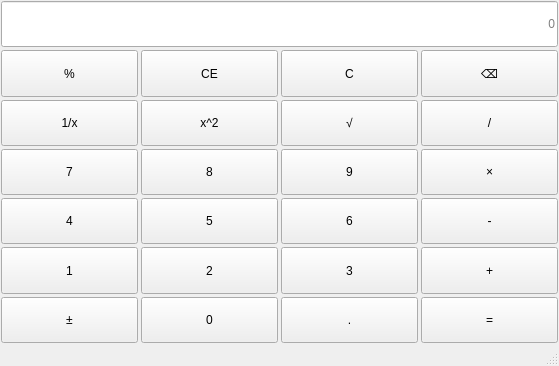
The window that mainwindow.ui (fym12345/Lab1) describes before a commit, drawn with Qt 5.
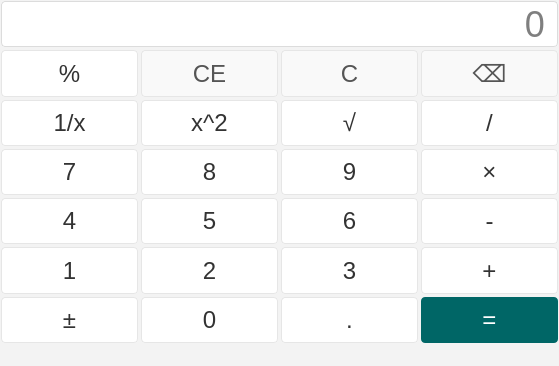
The same window after the commit.

Commit message: feat: 改善界面效果

```diff
--- a/mainwindow.ui
+++ b/mainwindow.ui
@@ -13,6 +13,68 @@
   <property name="windowTitle">
    <string>MainWindow</string>
   </property>
+  <property name="styleSheet">
+   <string notr="true">/* 1. 全局窗口背景设置 */
+QWidget {
+    background-color: #f3f3f3; /* 浅灰白色背景，参考Windows风格 */
+}
+
+/* 2. 顶部显示框 (QLineEdit) 设置 */
+QLineEdit {
+    background-color: #ffffff; /* 纯白背景 */
+    border: 1px solid #dcdcdc; /* 浅灰色细边框 */
+    border-radius: 4px;        /* 轻微的圆角 */
+    color: #000000;            /* 黑色字体 */
+    font-size: 36px;           /* 字体放大 */
+    padding-right: 10px;       /* 文字靠右时留出一点边距 */
+}
+
+/* 3. 所有普通按钮的通用设置 */
+QPushButton {
+    background-color: #ffffff; /* 白色背景 */
+    border: 1px solid #e6e6e6; /* 极浅的边框 */
+    border-radius: 4px;        /* 圆角 */
+    color: #333333;            /* 深灰色字体 */
+    font-size: 24px;           /* 字体大小（根据你的按钮大小可微调） */
+    font-family: &quot;Segoe UI&quot;, &quot;Microsoft YaHei&quot;; /* 使用现代无衬线字体 */
+  
+}
+
+/* 4. 鼠标悬停时的效果 (Hover) */
+QPushButton:hover {
+    background-color: #f0f0f0; /* 鼠标放上去变成很浅的灰色 */
+}
+
+/* 5. 鼠标按下时的效果 (Pressed) */
+QPushButton:pressed {
+    background-color: #e0e0e0; /* 按下时颜色再深一点 */
+}
+
+/* ========================================== */
+/* 以下是针对特殊按键的单独美化（请确保你的控件名字和下面一致） */
+/* ========================================== */
+
+/* 6. 等号键 (btnEqual) - 参考图3的深青色 */
+QPushButton#btnEqual {
+    background-color: #006666; /* 深青色背景 */
+    color: #ffffff;            /* 白色字体 */
+    border: none;              /* 无边框 */
+}
+QPushButton#btnEqual:hover {
+    background-color: #005555; /* 悬停变深 */
+}
+QPushButton#btnEqual:pressed {
+    background-color: #004444; /* 按下更深 */
+}
+
+/* 7. 顶部功能键 (CE, C, 退格) - 稍微区分一下颜色 */
+QPushButton#btnClear, 
+QPushButton#btnClearAll, 
+QPushButton#btnDel {
+    background-color: #f9f9f9; /* 带一点点灰的白 */
+    color: #555555;
+}</string>
+  </property>
   <widget class="QWidget" name="centralwidget">
    <layout class="QVBoxLayout" name="verticalLayout">
     <property name="spacing">
```
